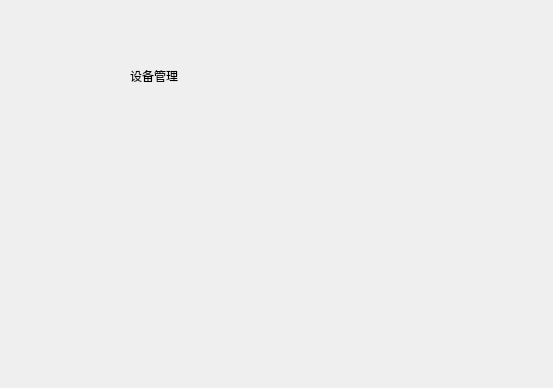
First picture: the form in SSCard_System/DeviceManager.ui, repository leithergit/SSCard_System, before the edit.
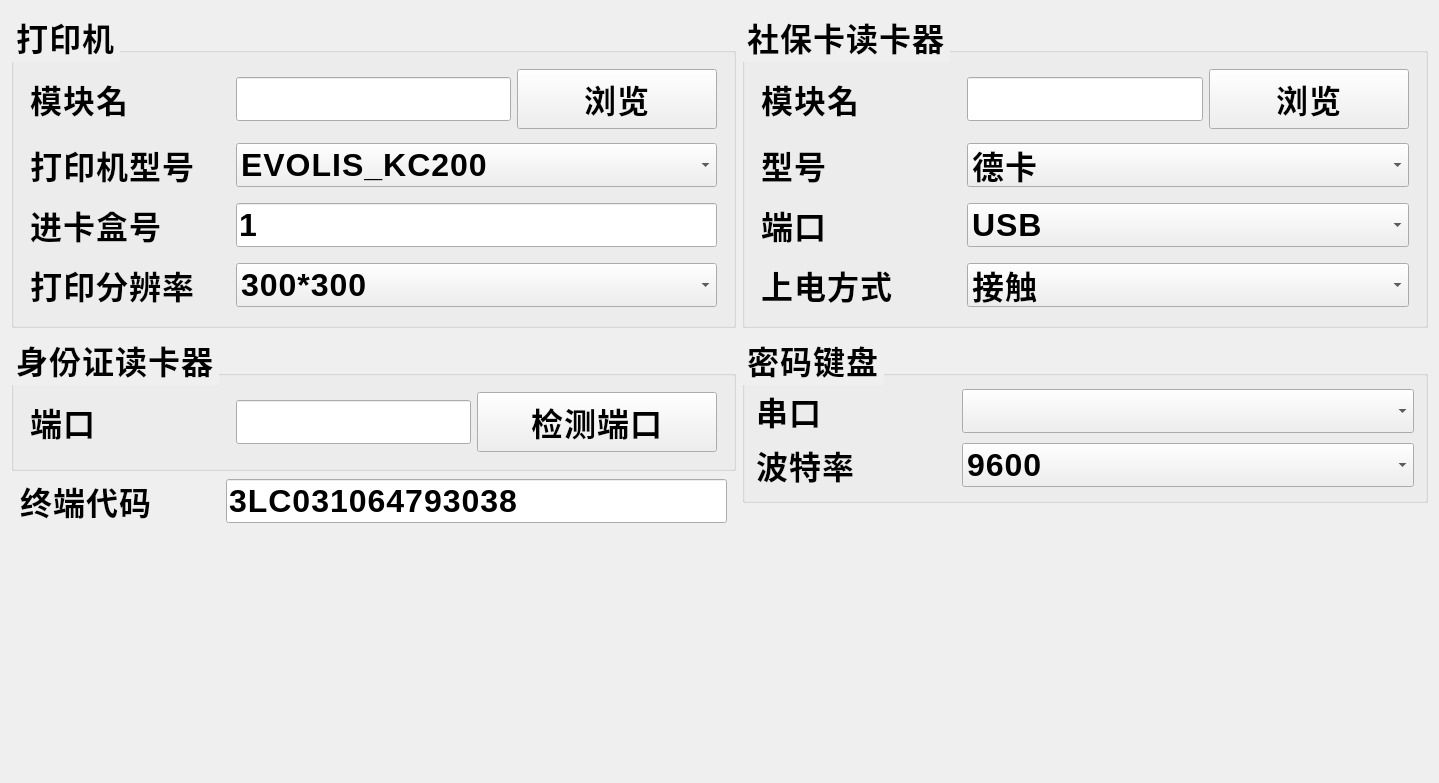
Second picture: the form after the edit.

Commit message: 增加部分管理页面

```diff
--- a/SSCard_System/DeviceManager.ui
+++ b/SSCard_System/DeviceManager.ui
@@ -6,26 +6,767 @@
    <rect>
     <x>0</x>
     <y>0</y>
-    <width>553</width>
-    <height>388</height>
+    <width>1439</width>
+    <height>783</height>
    </rect>
   </property>
+  <property name="minimumSize">
+   <size>
+    <width>1187</width>
+    <height>600</height>
+   </size>
+  </property>
+  <property name="maximumSize">
+   <size>
+    <width>65535</width>
+    <height>65535</height>
+   </size>
+  </property>
   <property name="windowTitle">
    <string>DeviceManager</string>
   </property>
-  <widget class="QLabel" name="label">
-   <property name="geometry">
-    <rect>
-     <x>130</x>
-     <y>70</y>
-     <width>54</width>
-     <height>12</height>
-    </rect>
-   </property>
-   <property name="text">
-    <string>设备管理</string>
-   </property>
-  </widget>
+  <property name="styleSheet">
+   <string notr="true">font-family: &quot;思源黑体 CN Regular&quot;;
+font-size: 32px;
+font-weight: bold;
+line-height: 49px;
+letter-spacing: 1px;
+color: 0
+</string>
+  </property>
+  <layout class="QHBoxLayout" name="horizontalLayout_14">
+   <item>
+    <layout class="QVBoxLayout" name="verticalLayout_5">
+     <item>
+      <widget class="QGroupBox" name="groupBox">
+       <property name="title">
+        <string>打印机</string>
+       </property>
+       <layout class="QVBoxLayout" name="verticalLayout">
+        <property name="spacing">
+         <number>12</number>
+        </property>
+        <property name="leftMargin">
+         <number>16</number>
+        </property>
+        <property name="topMargin">
+         <number>16</number>
+        </property>
+        <property name="rightMargin">
+         <number>16</number>
+        </property>
+        <property name="bottomMargin">
+         <number>16</number>
+        </property>
+        <item>
+         <layout class="QHBoxLayout" name="horizontalLayout_2">
+          <item>
+           <widget class="QLabel" name="label_PrinterModule">
+            <property name="minimumSize">
+             <size>
+              <width>200</width>
+              <height>0</height>
+             </size>
+            </property>
+            <property name="maximumSize">
+             <size>
+              <width>200</width>
+              <height>16777215</height>
+             </size>
+            </property>
+            <property name="text">
+             <string>模块名</string>
+            </property>
+           </widget>
+          </item>
+          <item>
+           <widget class="QLineEdit" name="lineEdit_PrinterModule">
+            <property name="minimumSize">
+             <size>
+              <width>120</width>
+              <height>0</height>
+             </size>
+            </property>
+           </widget>
+          </item>
+          <item>
+           <widget class="QPushButton" name="pushButton_BrowsePrinterModule">
+            <property name="minimumSize">
+             <size>
+              <width>200</width>
+              <height>60</height>
+             </size>
+            </property>
+            <property name="text">
+             <string>浏览</string>
+            </property>
+           </widget>
+          </item>
+         </layout>
+        </item>
+        <item>
+         <layout class="QHBoxLayout" name="horizontalLayout">
+          <item>
+           <widget class="QLabel" name="label_PrinterType">
+            <property name="minimumSize">
+             <size>
+              <width>200</width>
+              <height>0</height>
+             </size>
+            </property>
+            <property name="maximumSize">
+             <size>
+              <width>200</width>
+              <height>16777215</height>
+             </size>
+            </property>
+            <property name="text">
+             <string>打印机型号</string>
+            </property>
+           </widget>
+          </item>
+          <item>
+           <widget class="QComboBox" name="comboBox_PrinterType">
+            <property name="minimumSize">
+             <size>
+              <width>120</width>
+              <height>0</height>
+             </size>
+            </property>
+            <property name="maximumSize">
+             <size>
+              <width>65535</width>
+              <height>16777215</height>
+             </size>
+            </property>
+            <item>
+             <property name="text">
+              <string>EVOLIS_KC200</string>
+             </property>
+            </item>
+            <item>
+             <property name="text">
+              <string>EVOLIS_ZENIUS</string>
+             </property>
+            </item>
+            <item>
+             <property name="text">
+              <string>EVOLIS_AVANSIA</string>
+             </property>
+            </item>
+            <item>
+             <property name="text">
+              <string>HITI_CS200</string>
+             </property>
+            </item>
+            <item>
+             <property name="text">
+              <string>HITI_CS220</string>
+             </property>
+            </item>
+            <item>
+             <property name="text">
+              <string>HITI_CS290</string>
+             </property>
+            </item>
+            <item>
+             <property name="text">
+              <string>ENTRUCT_EM1</string>
+             </property>
+            </item>
+            <item>
+             <property name="text">
+              <string>ENTRUCT_EM2</string>
+             </property>
+            </item>
+            <item>
+             <property name="text">
+              <string>ENTRUCT_CD809</string>
+             </property>
+            </item>
+           </widget>
+          </item>
+         </layout>
+        </item>
+        <item>
+         <layout class="QHBoxLayout" name="horizontalLayout_3">
+          <item>
+           <widget class="QLabel" name="label_DepenseBox">
+            <property name="minimumSize">
+             <size>
+              <width>200</width>
+              <height>0</height>
+             </size>
+            </property>
+            <property name="maximumSize">
+             <size>
+              <width>200</width>
+              <height>16777215</height>
+             </size>
+            </property>
+            <property name="text">
+             <string>进卡盒号</string>
+            </property>
+           </widget>
+          </item>
+          <item>
+           <widget class="QLineEdit" name="lineEdit_DepenseBox">
+            <property name="minimumSize">
+             <size>
+              <width>120</width>
+              <height>0</height>
+             </size>
+            </property>
+            <property name="text">
+             <string>1</string>
+            </property>
+           </widget>
+          </item>
+         </layout>
+        </item>
+        <item>
+         <layout class="QHBoxLayout" name="horizontalLayout_13">
+          <item>
+           <widget class="QLabel" name="label_DPI">
+            <property name="minimumSize">
+             <size>
+              <width>200</width>
+              <height>0</height>
+             </size>
+            </property>
+            <property name="maximumSize">
+             <size>
+              <width>200</width>
+              <height>16777215</height>
+             </size>
+            </property>
+            <property name="text">
+             <string>打印分辨率</string>
+            </property>
+           </widget>
+          </item>
+          <item>
+           <widget class="QComboBox" name="comboBox_DPI">
+            <property name="minimumSize">
+             <size>
+              <width>120</width>
+              <height>0</height>
+             </size>
+            </property>
+            <property name="maximumSize">
+             <size>
+              <width>65535</width>
+              <height>16777215</height>
+             </size>
+            </property>
+            <item>
+             <property name="text">
+              <string>300*300</string>
+             </property>
+            </item>
+            <item>
+             <property name="text">
+              <string>600*300</string>
+             </property>
+            </item>
+            <item>
+             <property name="text">
+              <string>600*1200</string>
+             </property>
+            </item>
+           </widget>
+          </item>
+         </layout>
+        </item>
+       </layout>
+      </widget>
+     </item>
+     <item>
+      <widget class="QGroupBox" name="groupBox_4">
+       <property name="title">
+        <string>身份证读卡器</string>
+       </property>
+       <layout class="QVBoxLayout" name="verticalLayout_4">
+        <property name="spacing">
+         <number>12</number>
+        </property>
+        <property name="leftMargin">
+         <number>16</number>
+        </property>
+        <property name="topMargin">
+         <number>16</number>
+        </property>
+        <property name="rightMargin">
+         <number>16</number>
+        </property>
+        <property name="bottomMargin">
+         <number>16</number>
+        </property>
+        <item>
+         <layout class="QHBoxLayout" name="horizontalLayout_9">
+          <item>
+           <widget class="QLabel" name="label_IDCardReaderPort">
+            <property name="minimumSize">
+             <size>
+              <width>200</width>
+              <height>0</height>
+             </size>
+            </property>
+            <property name="maximumSize">
+             <size>
+              <width>200</width>
+              <height>16777215</height>
+             </size>
+            </property>
+            <property name="text">
+             <string>端口</string>
+            </property>
+           </widget>
+          </item>
+          <item>
+           <widget class="QLineEdit" name="lineEdit_IDCardReaderPort">
+            <property name="minimumSize">
+             <size>
+              <width>120</width>
+              <height>0</height>
+             </size>
+            </property>
+            <property name="readOnly">
+             <bool>true</bool>
+            </property>
+           </widget>
+          </item>
+          <item>
+           <widget class="QPushButton" name="pushButton_DetectIDCardReadPort">
+            <property name="minimumSize">
+             <size>
+              <width>240</width>
+              <height>60</height>
+             </size>
+            </property>
+            <property name="maximumSize">
+             <size>
+              <width>16777215</width>
+              <height>16777215</height>
+             </size>
+            </property>
+            <property name="text">
+             <string>检测端口</string>
+            </property>
+           </widget>
+          </item>
+         </layout>
+        </item>
+       </layout>
+      </widget>
+     </item>
+     <item>
+      <layout class="QHBoxLayout" name="horizontalLayout_12">
+       <property name="leftMargin">
+        <number>9</number>
+       </property>
+       <property name="rightMargin">
+        <number>9</number>
+       </property>
+       <item>
+        <widget class="QLabel" name="label_TerminalCode">
+         <property name="minimumSize">
+          <size>
+           <width>200</width>
+           <height>0</height>
+          </size>
+         </property>
+         <property name="maximumSize">
+          <size>
+           <width>200</width>
+           <height>16777215</height>
+          </size>
+         </property>
+         <property name="text">
+          <string>终端代码</string>
+         </property>
+        </widget>
+       </item>
+       <item>
+        <widget class="QLineEdit" name="lineEdit_TerminalCode">
+         <property name="minimumSize">
+          <size>
+           <width>120</width>
+           <height>0</height>
+          </size>
+         </property>
+         <property name="text">
+          <string>3LC031064793038</string>
+         </property>
+         <property name="readOnly">
+          <bool>true</bool>
+         </property>
+        </widget>
+       </item>
+      </layout>
+     </item>
+     <item>
+      <spacer name="verticalSpacer">
+       <property name="orientation">
+        <enum>Qt::Vertical</enum>
+       </property>
+       <property name="sizeHint" stdset="0">
+        <size>
+         <width>20</width>
+         <height>40</height>
+        </size>
+       </property>
+      </spacer>
+     </item>
+    </layout>
+   </item>
+   <item>
+    <layout class="QVBoxLayout" name="verticalLayout_6">
+     <item>
+      <widget class="QGroupBox" name="groupBox_3">
+       <property name="title">
+        <string>社保卡读卡器</string>
+       </property>
+       <layout class="QVBoxLayout" name="verticalLayout_3">
+        <property name="spacing">
+         <number>12</number>
+        </property>
+        <property name="leftMargin">
+         <number>16</number>
+        </property>
+        <property name="topMargin">
+         <number>16</number>
+        </property>
+        <property name="rightMargin">
+         <number>16</number>
+        </property>
+        <property name="bottomMargin">
+         <number>16</number>
+        </property>
+        <item>
+         <layout class="QHBoxLayout" name="horizontalLayout_5">
+          <item>
+           <widget class="QLabel" name="label_SSCardReaderModule">
+            <property name="minimumSize">
+             <size>
+              <width>200</width>
+              <height>0</height>
+             </size>
+            </property>
+            <property name="maximumSize">
+             <size>
+              <width>200</width>
+              <height>16777215</height>
+             </size>
+            </property>
+            <property name="text">
+             <string>模块名</string>
+            </property>
+           </widget>
+          </item>
+          <item>
+           <widget class="QLineEdit" name="lineEdit_SSCardReaderModule">
+            <property name="minimumSize">
+             <size>
+              <width>120</width>
+              <height>0</height>
+             </size>
+            </property>
+           </widget>
+          </item>
+          <item>
+           <widget class="QPushButton" name="pushButton_BrowseReaderModule">
+            <property name="minimumSize">
+             <size>
+              <width>200</width>
+              <height>60</height>
+             </size>
+            </property>
+            <property name="text">
+             <string>浏览</string>
+            </property>
+           </widget>
+          </item>
+         </layout>
+        </item>
+        <item>
+         <layout class="QHBoxLayout" name="horizontalLayout_7">
+          <item>
+           <widget class="QLabel" name="label_SSCardReaderType">
+            <property name="minimumSize">
+             <size>
+              <width>200</width>
+              <height>0</height>
+             </size>
+            </property>
+            <property name="maximumSize">
+             <size>
+              <width>200</width>
+              <height>16777215</height>
+             </size>
+            </property>
+            <property name="text">
+             <string>型号</string>
+            </property>
+           </widget>
+          </item>
+          <item>
+           <widget class="QComboBox" name="comboBox_SSCardReaderType">
+            <property name="minimumSize">
+             <size>
+              <width>120</width>
+              <height>0</height>
+             </size>
+            </property>
+            <property name="maximumSize">
+             <size>
+              <width>65535</width>
+              <height>16777215</height>
+             </size>
+            </property>
+            <item>
+             <property name="text">
+              <string>德卡</string>
+             </property>
+            </item>
+            <item>
+             <property name="text">
+              <string>明华</string>
+             </property>
+            </item>
+            <item>
+             <property name="text">
+              <string>华大</string>
+             </property>
+            </item>
+           </widget>
+          </item>
+         </layout>
+        </item>
+        <item>
+         <layout class="QHBoxLayout" name="horizontalLayout_10">
+          <item>
+           <widget class="QLabel" name="label_SSCardReaderPort">
+            <property name="minimumSize">
+             <size>
+              <width>200</width>
+              <height>0</height>
+             </size>
+            </property>
+            <property name="maximumSize">
+             <size>
+              <width>200</width>
+              <height>16777215</height>
+             </size>
+            </property>
+            <property name="text">
+             <string>端口</string>
+            </property>
+           </widget>
+          </item>
+          <item>
+           <widget class="QComboBox" name="comboBox_SSCardReaderPort">
+            <property name="minimumSize">
+             <size>
+              <width>120</width>
+              <height>0</height>
+             </size>
+            </property>
+            <property name="maximumSize">
+             <size>
+              <width>65535</width>
+              <height>16777215</height>
+             </size>
+            </property>
+            <item>
+             <property name="text">
+              <string>USB</string>
+             </property>
+            </item>
+           </widget>
+          </item>
+         </layout>
+        </item>
+        <item>
+         <layout class="QHBoxLayout" name="horizontalLayout_8">
+          <item>
+           <widget class="QLabel" name="label_PoweronType">
+            <property name="minimumSize">
+             <size>
+              <width>200</width>
+              <height>0</height>
+             </size>
+            </property>
+            <property name="maximumSize">
+             <size>
+              <width>200</width>
+              <height>16777215</height>
+             </size>
+            </property>
+            <property name="text">
+             <string>上电方式</string>
+            </property>
+           </widget>
+          </item>
+          <item>
+           <widget class="QComboBox" name="comboBox_PoweronType">
+            <property name="minimumSize">
+             <size>
+              <width>120</width>
+              <height>0</height>
+             </size>
+            </property>
+            <property name="maximumSize">
+             <size>
+              <width>65535</width>
+              <height>16777215</height>
+             </size>
+            </property>
+            <item>
+             <property name="text">
+              <string>接触</string>
+             </property>
+            </item>
+            <item>
+             <property name="text">
+              <string>非接</string>
+             </property>
+            </item>
+           </widget>
+          </item>
+         </layout>
+        </item>
+       </layout>
+      </widget>
+     </item>
+     <item>
+      <widget class="QGroupBox" name="groupBox_2">
+       <property name="title">
+        <string>密码键盘</string>
+       </property>
+       <layout class="QVBoxLayout" name="verticalLayout_2">
+        <item>
+         <layout class="QHBoxLayout" name="horizontalLayout_4">
+          <item>
+           <widget class="QLabel" name="label_PinKeybroadPort">
+            <property name="minimumSize">
+             <size>
+              <width>200</width>
+              <height>0</height>
+             </size>
+            </property>
+            <property name="maximumSize">
+             <size>
+              <width>200</width>
+              <height>16777215</height>
+             </size>
+            </property>
+            <property name="text">
+             <string>串口</string>
+            </property>
+           </widget>
+          </item>
+          <item>
+           <widget class="QComboBox" name="comboBox_PinKeybroadPort">
+            <property name="minimumSize">
+             <size>
+              <width>120</width>
+              <height>0</height>
+             </size>
+            </property>
+            <property name="maximumSize">
+             <size>
+              <width>65535</width>
+              <height>16777215</height>
+             </size>
+            </property>
+           </widget>
+          </item>
+         </layout>
+        </item>
+        <item>
+         <layout class="QHBoxLayout" name="horizontalLayout_6">
+          <item>
+           <widget class="QLabel" name="label_PinKeybroadBaudrate">
+            <property name="minimumSize">
+             <size>
+              <width>200</width>
+              <height>0</height>
+             </size>
+            </property>
+            <property name="maximumSize">
+             <size>
+              <width>200</width>
+              <height>16777215</height>
+             </size>
+            </property>
+            <property name="text">
+             <string>波特率</string>
+            </property>
+           </widget>
+          </item>
+          <item>
+           <widget class="QComboBox" name="comboBox_PinKeybroadBaudrate">
+            <property name="minimumSize">
+             <size>
+              <width>120</width>
+              <height>0</height>
+             </size>
+            </property>
+            <property name="maximumSize">
+             <size>
+              <width>65535</width>
+              <height>16777215</height>
+             </size>
+            </property>
+            <item>
+             <property name="text">
+              <string>9600</string>
+             </property>
+            </item>
+            <item>
+             <property name="text">
+              <string>19200</string>
+             </property>
+            </item>
+            <item>
+             <property name="text">
+              <string>38400</string>
+             </property>
+            </item>
+            <item>
+             <property name="text">
+              <string>57600</string>
+             </property>
+            </item>
+            <item>
+             <property name="text">
+              <string>115200</string>
+             </property>
+            </item>
+           </widget>
+          </item>
+         </layout>
+        </item>
+       </layout>
+      </widget>
+     </item>
+     <item>
+      <spacer name="verticalSpacer_2">
+       <property name="orientation">
+        <enum>Qt::Vertical</enum>
+       </property>
+       <property name="sizeHint" stdset="0">
+        <size>
+         <width>20</width>
+         <height>40</height>
+        </size>
+       </property>
+      </spacer>
+     </item>
+    </layout>
+   </item>
+  </layout>
  </widget>
  <layoutdefault spacing="6" margin="11"/>
  <resources/>
```
The commit also changes 69 other files.
